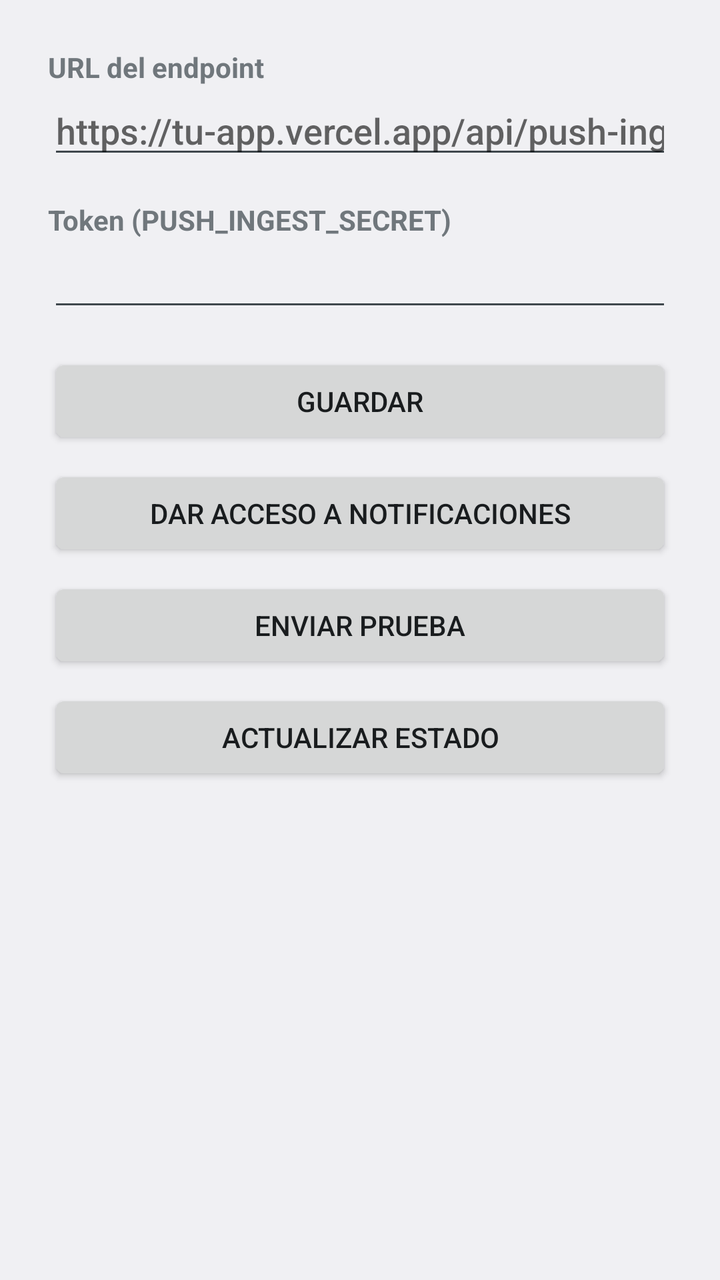
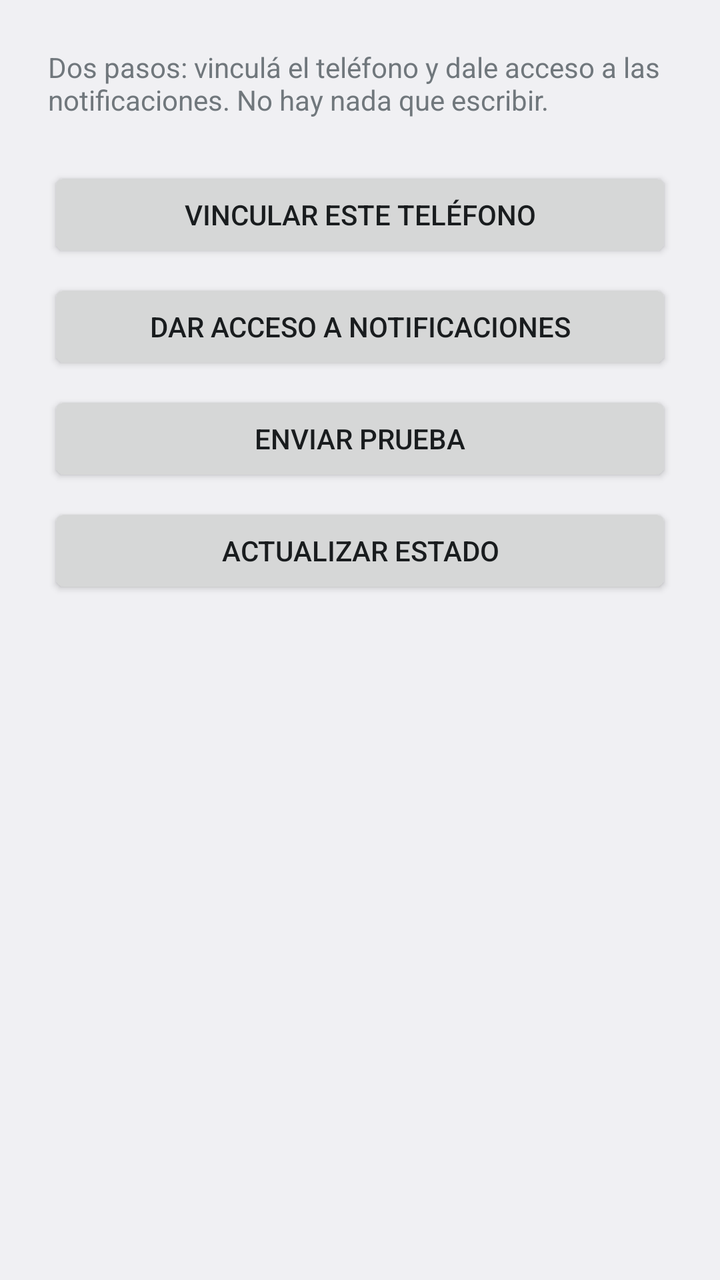

The first picture is an Android layout as it rendered before a commit; the second is the same layout after the commit. The layout source and the unified diff follow.
<!-- AndroidManifest.xml: application theme android:Theme.DeviceDefault.Light -->
<!-- res/layout/activity_main.xml -->
<?xml version="1.0" encoding="utf-8"?>
<ScrollView xmlns:android="http://schemas.android.com/apk/res/android"
    android:layout_width="match_parent"
    android:layout_height="match_parent"
    android:fitsSystemWindows="true">

    <LinearLayout
        android:layout_width="match_parent"
        android:layout_height="wrap_content"
        android:orientation="vertical"
        android:padding="24dp">

        <TextView
            android:layout_width="match_parent"
            android:layout_height="wrap_content"
            android:text="@string/endpoint_label"
            android:textStyle="bold" />

        <EditText
            android:id="@+id/endpoint"
            android:layout_width="match_parent"
            android:layout_height="wrap_content"
            android:hint="@string/endpoint_hint"
            android:importantForAutofill="no"
            android:inputType="textUri" />

        <TextView
            android:layout_width="match_parent"
            android:layout_height="wrap_content"
            android:layout_marginTop="16dp"
            android:text="@string/token_label"
            android:textStyle="bold" />

        <EditText
            android:id="@+id/token"
            android:layout_width="match_parent"
            android:layout_height="wrap_content"
            android:importantForAutofill="no"
            android:inputType="textPassword" />

        <Button
            android:id="@+id/save"
            android:layout_width="match_parent"
            android:layout_height="wrap_content"
            android:layout_marginTop="16dp"
            android:text="@string/save" />

        <Button
            android:id="@+id/grantAccess"
            android:layout_width="match_parent"
            android:layout_height="wrap_content"
            android:layout_marginTop="8dp"
            android:text="@string/grant_access" />

        <Button
            android:id="@+id/sendTest"
            android:layout_width="match_parent"
            android:layout_height="wrap_content"
            android:layout_marginTop="8dp"
            android:text="@string/send_test" />

        <Button
            android:id="@+id/refresh"
            android:layout_width="match_parent"
            android:layout_height="wrap_content"
            android:layout_marginTop="8dp"
            android:text="@string/refresh" />

        <TextView
            android:id="@+id/status"
            android:layout_width="match_parent"
            android:layout_height="wrap_content"
            android:layout_marginTop="24dp"
            android:fontFamily="monospace"
            android:textIsSelectable="true" />
    </LinearLayout>
</ScrollView>
<!-- resources referenced by this layout -->
<resources>
  <string name="endpoint_hint">https://tu-app.vercel.app/api/push-ingest</string>
  <string name="endpoint_label">URL del endpoint</string>
  <string name="grant_access">Dar acceso a notificaciones</string>
  <string name="refresh">Actualizar estado</string>
  <string name="save">Guardar</string>
  <string name="send_test">Enviar prueba</string>
  <string name="token_label">Token (PUSH_INGEST_SECRET)</string>
</resources>

<!-- the commit's change to res/layout/activity_main.xml (unified diff, before → after) -->
@@ -13,37 +13,15 @@
         <TextView
             android:layout_width="match_parent"
             android:layout_height="wrap_content"
-            android:text="@string/endpoint_label"
-            android:textStyle="bold" />
+            android:text="@string/setup_intro"
+            android:textSize="14sp" />
 
-        <EditText
-            android:id="@+id/endpoint"
+        <Button
+            android:id="@+id/pair"
             android:layout_width="match_parent"
             android:layout_height="wrap_content"
-            android:hint="@string/endpoint_hint"
-            android:importantForAutofill="no"
-            android:inputType="textUri" />
-
-        <TextView
-            android:layout_width="match_parent"
-            android:layout_height="wrap_content"
-            android:layout_marginTop="16dp"
-            android:text="@string/token_label"
-            android:textStyle="bold" />
-
-        <EditText
-            android:id="@+id/token"
-            android:layout_width="match_parent"
-            android:layout_height="wrap_content"
-            android:importantForAutofill="no"
-            android:inputType="textPassword" />
-
-        <Button
-            android:id="@+id/save"
-            android:layout_width="match_parent"
-            android:layout_height="wrap_content"
-            android:layout_marginTop="16dp"
-            android:text="@string/save" />
+            android:layout_marginTop="24dp"
+            android:text="@string/pair_device" />
 
         <Button
             android:id="@+id/grantAccess"
<!-- resource entries referenced after the edit -->
@@ -1,11 +1,9 @@
 <!-- resources referenced by this layout -->
 <resources>
-  <string name="endpoint_hint">https://tu-app.vercel.app/api/push-ingest</string>
-  <string name="endpoint_label">URL del endpoint</string>
   <string name="grant_access">Dar acceso a notificaciones</string>
+  <string name="pair_device">Vincular este teléfono</string>
   <string name="refresh">Actualizar estado</string>
-  <string name="save">Guardar</string>
   <string name="send_test">Enviar prueba</string>
-  <string name="token_label">Token (PUSH_INGEST_SECRET)</string>
+  <string name="setup_intro">Dos pasos: vinculá el teléfono y dale acceso a las notificaciones. No hay nada que escribir.</string>
 </resources>
 
